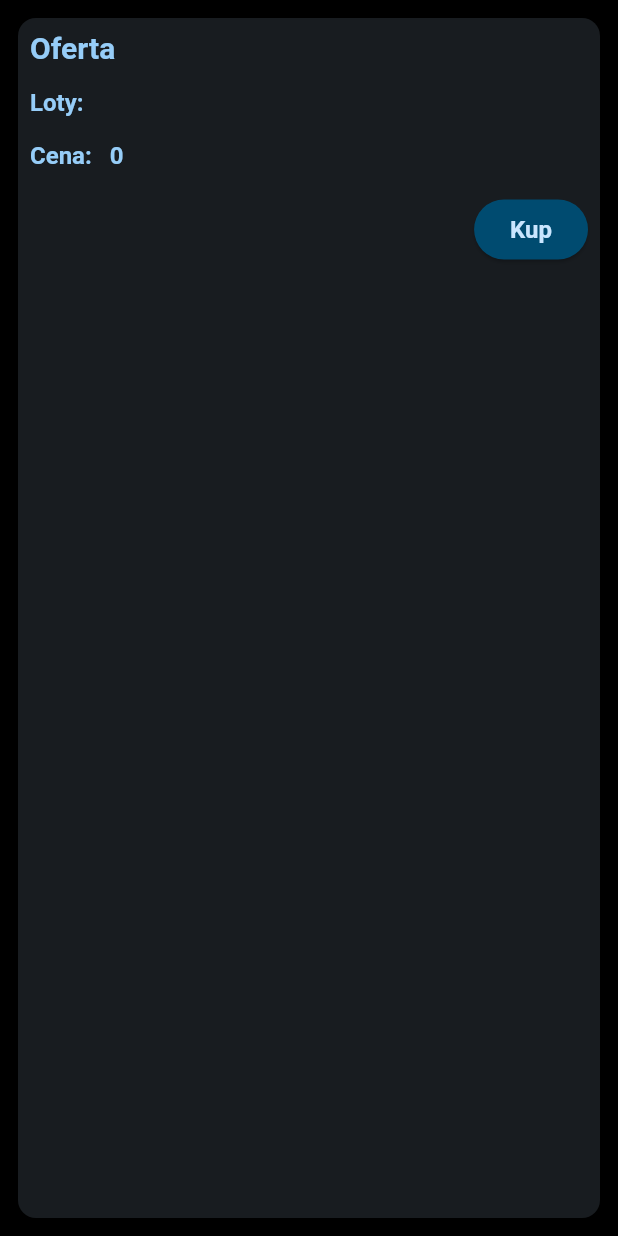
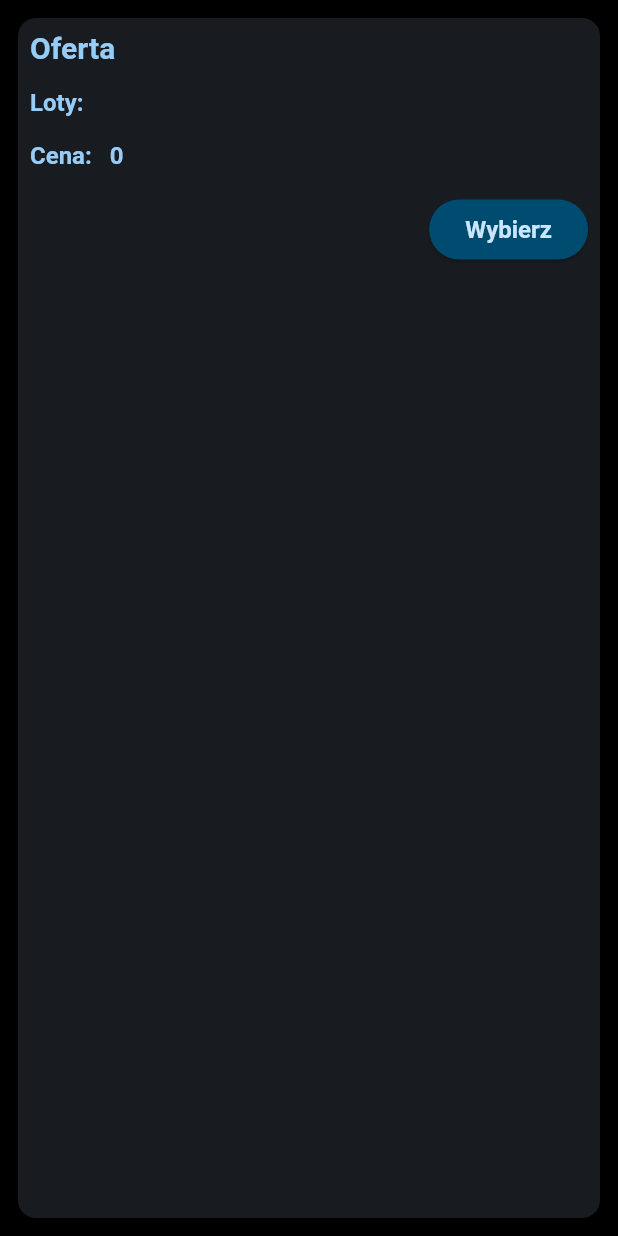
Before and after one commit to HubertAndrzej/travel_app, a Flutter app: the FlightCard widget shown alone on an empty page, opened directly with empty values, on a phone screen of 412 x 824 dp. Run offline on Flutter 3.47's test engine with Material 2 defaults, Android fonts, the phone set to English and light mode, and no system bars; our stand-ins replace firebase_auth, firebase_core, google_fonts; accounts and stored records are empty.

```diff
--- a/lib/main.dart
+++ b/lib/main.dart
@@ -25,6 +25,15 @@ final theme = ThemeData().copyWith(
       fontWeight: FontWeight.bold,
     ),
     titleLarge: GoogleFonts.ubuntuCondensed(
+      fontWeight: FontWeight.bold,
+    ),
+    bodySmall: GoogleFonts.ubuntuCondensed(
+      fontWeight: FontWeight.bold,
+    ),
+    bodyMedium: GoogleFonts.ubuntuCondensed(
+      fontWeight: FontWeight.bold,
+    ),
+    bodyLarge: GoogleFonts.ubuntuCondensed(
       fontWeight: FontWeight.bold,
     ),
   ),
--- a/lib/widgets/flight_card.dart
+++ b/lib/widgets/flight_card.dart
@@ -1,9 +1,18 @@
 import 'package:flutter/material.dart';
+import 'package:travel_app/widgets/passenger_info.dart';
 
 class FlightCard extends StatelessWidget {
-  const FlightCard({super.key, required this.flightData});
+  const FlightCard(
+      {super.key,
+      required this.flightData,
+      required this.origin,
+      required this.destination,
+      required this.date});
 
   final Map<String, dynamic> flightData;
+  final String origin;
+  final String destination;
+  final String date;
 
   @override
   Widget build(BuildContext context) {
@@ -87,6 +96,22 @@ class FlightCard extends StatelessWidget {
       );
     }
 
+    void openPassengerNameInfo() {
+      showModalBottomSheet(
+        backgroundColor: Theme.of(context).colorScheme.secondaryContainer,
+        useSafeArea: true,
+        isScrollControlled: true,
+        context: context,
+        builder: (ctx) {
+          return PassengerInfo(
+            origin: origin,
+            destination: destination,
+            date: date,
+          );
+        },
+      );
+    }
+
     return Padding(
       padding: const EdgeInsets.all(8),
       child: Card(
@@ -134,14 +159,14 @@ class FlightCard extends StatelessWidget {
                 mainAxisAlignment: MainAxisAlignment.end,
                 children: [
                   ElevatedButton(
-                    onPressed: () {},
+                    onPressed: openPassengerNameInfo,
                     style: ButtonStyle(
                       backgroundColor: MaterialStateProperty.all(
                         Theme.of(context).colorScheme.primaryContainer,
                       ),
                     ),
                     child: Text(
-                      'Kup',
+                      'Wybierz',
                       style: TextStyle(
                         fontSize: 16,
                         fontWeight: FontWeight.bold,
```
Also changed, not shown: lib/screens/flight_search_screen.dart (+22 -1 lines), lib/screens/flight_selection_screen.dart (+6 -1 lines), lib/widgets/passenger_info.dart (added, +87 -0 lines).
